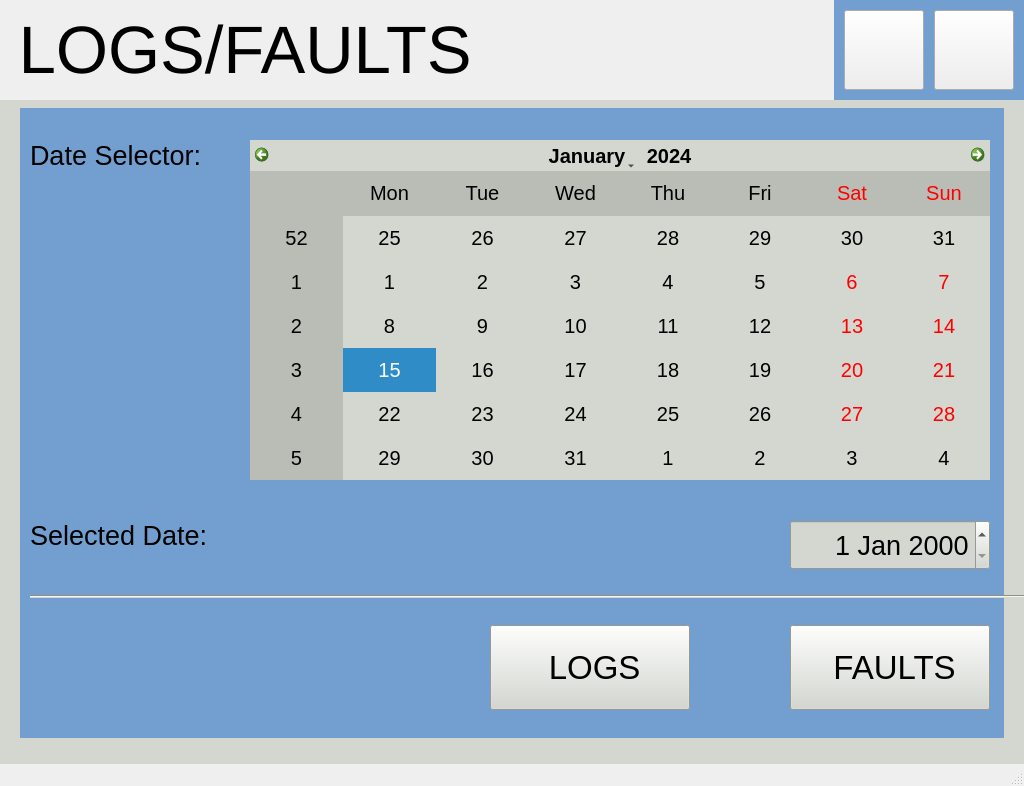
First picture: the form in logswindow.ui, repository kartikeya8973/emu_hmi_app, before the edit.
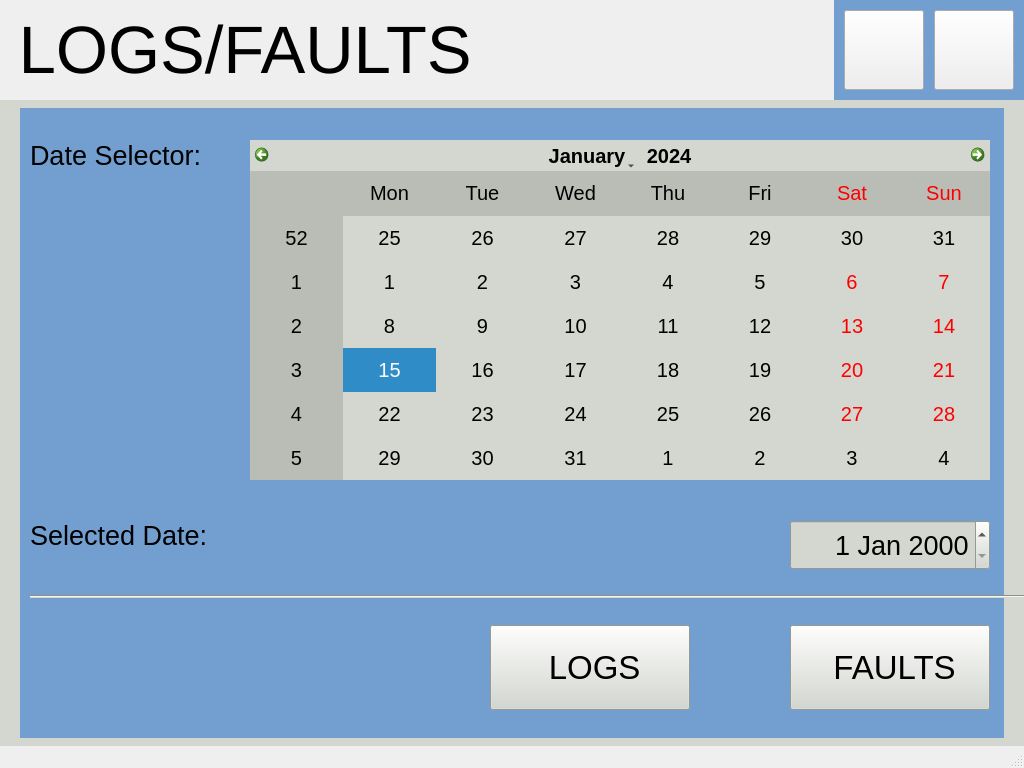
Second picture: the form after the edit. Icons and pictures are not drawn.

Diff of the .ui file:
```diff
--- a/logswindow.ui
+++ b/logswindow.ui
@@ -7,7 +7,7 @@
     <x>0</x>
     <y>0</y>
     <width>1024</width>
-    <height>786</height>
+    <height>768</height>
    </rect>
   </property>
   <property name="windowTitle">
@@ -20,7 +20,7 @@
       <x>0</x>
       <y>100</y>
       <width>1024</width>
-      <height>686</height>
+      <height>666</height>
      </rect>
     </property>
     <property name="styleSheet">
```
